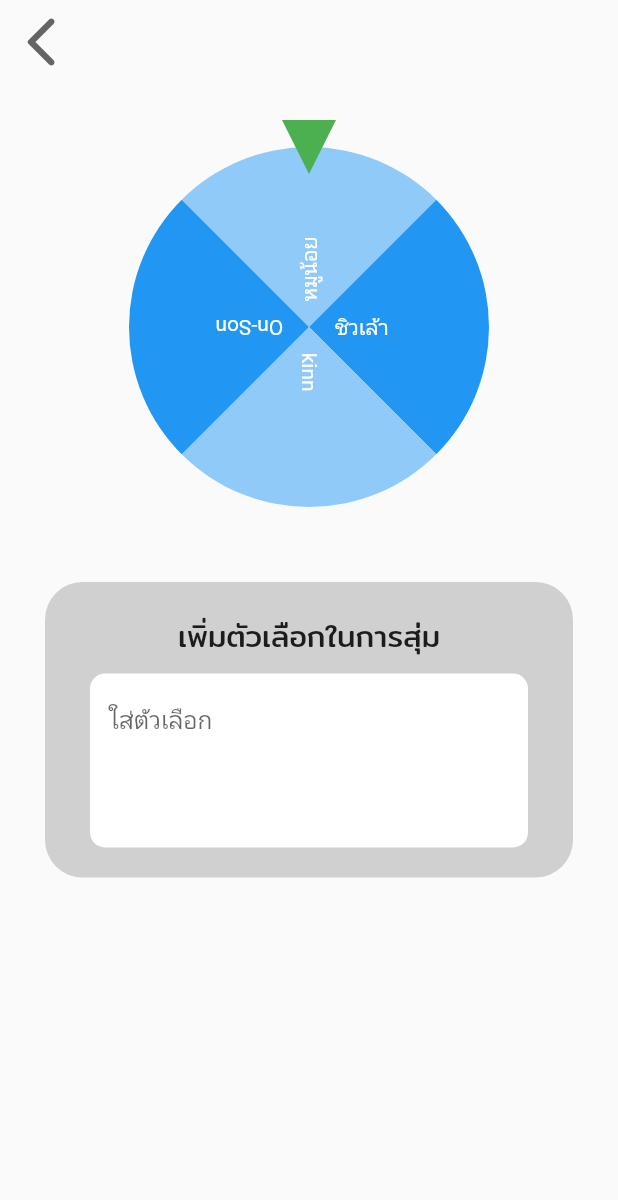
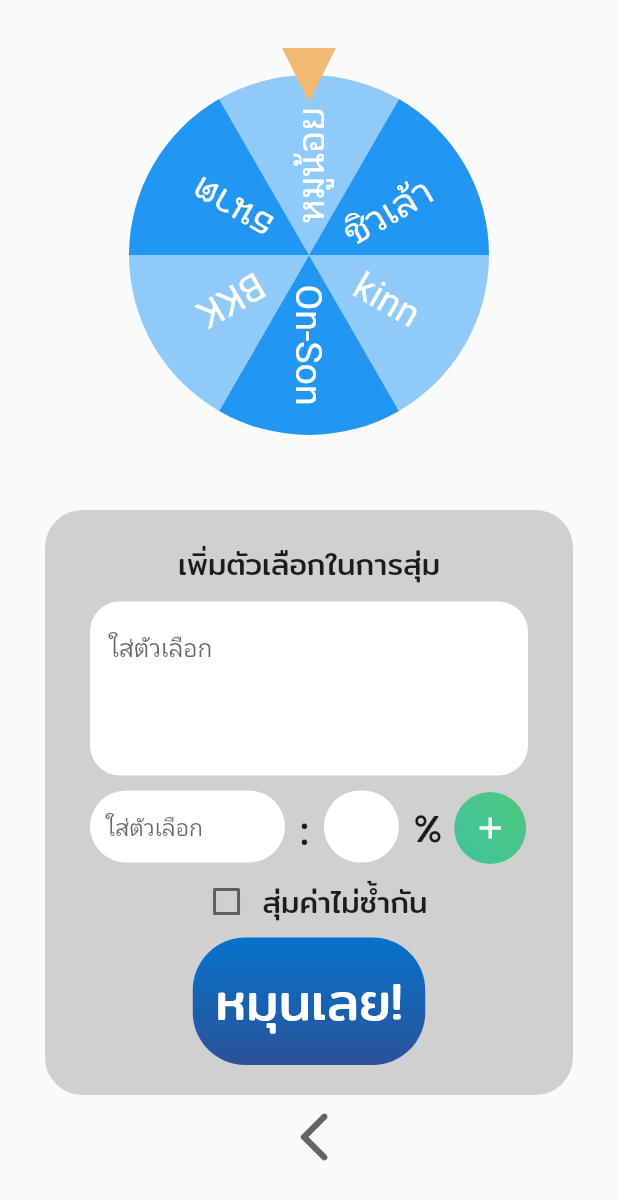
Before and after one commit to Feelgoodmann/Make-Decisions, a Flutter app: the screen it shows after launch, after a tap on "หมุนวงล้อ", on a phone screen of 412 x 824 dp. Shown: the top 1200 px of the screen. Run offline on Flutter 3.47's test engine with Material 2 defaults, Android fonts, the phone set to English and light mode, and no system bars; drawn by our look-alikes of flutter_fortune_wheel; our stand-ins replace flutter_hooks.

Commit message:
UI SpinPage

```diff
--- /dev/null
+++ b/lib/resources/resources.dart
@@ -0,0 +1,4 @@
+export 'backButton.dart';
+export 'colors.dart';
+export 'rollButton.dart';
+export 'textAndButton.dart';
--- /dev/null
+++ b/lib/resources/rollButton.dart
@@ -0,0 +1,47 @@
+import 'dart:math';
+
+import 'package:flutter/material.dart';
+import 'package:make_decisions/resources/textAndButton.dart';
+
+int roll(int itemCount) {
+  return Random().nextInt(itemCount);
+}
+
+class RollButton extends StatelessWidget {
+  final VoidCallback? onPressed;
+
+  const RollButton({Key? key,this.onPressed}) : super(key: key);
+
+  @override
+  Widget build(BuildContext context) {
+    return Container(
+      decoration: BoxDecoration(
+        gradient: LinearGradient(
+          begin: Alignment.topCenter,
+          end: Alignment.bottomCenter,
+          colors: [
+            Color(0xff0573CE),
+            Color(0xff2A5298),
+          ]
+        ),
+        borderRadius: BorderRadius.circular(35.0),
+      ),
+      child: ElevatedButton(
+        child: const Text("หมุนเลย!",
+          style: TextStyle(
+            fontSize: 35,
+            fontWeight: FontWeight.w400,
+            fontFamily: "Mitr"
+          ),
+        ),
+        onPressed: onPressed,
+        style: ElevatedButton.styleFrom(
+          padding: const EdgeInsets.symmetric(vertical: 15.0, horizontal: 15.0),
+          primary: Colors.transparent,
+          onSurface: Colors.transparent,
+          shadowColor: Colors.transparent,
+        ),
+      ),
+    );
+  }
+}
--- a/lib/resources/textAndButton.dart
+++ b/lib/resources/textAndButton.dart
@@ -17,6 +17,14 @@ Widget normalText(text){
     const TextStyle(fontSize: 20, fontWeight: FontWeight.w400,fontFamily: "Mitr"),
     );
 }
+
+Widget spinText(text, double size){
+  return Text(text,
+  style:
+    TextStyle(fontSize: size, fontWeight: FontWeight.w400,fontFamily: "Mitr"),
+    );
+}
+
 Widget mainMenuButton(String text, String asset, BuildContext context) {
   AssetImage assetImage = AssetImage(asset);
   Image image = Image(image: assetImage, width: 75);
--- a/lib/screens/spin_bilnd.dart
+++ b/lib/screens/spin_bilnd.dart
@@ -2,10 +2,9 @@ import 'dart:async';
 import 'dart:math';
 
 import 'package:flutter/material.dart';
-import 'package:make_decisions/resources/backButton.dart';
-import '/resources/colors.dart';
-import '../resources/textAndButton.dart';
 import 'package:flutter_fortune_wheel/flutter_fortune_wheel.dart';
+import 'package:flutter_hooks/flutter_hooks.dart';
+import '../resources/resources.dart';
 
 class SpinBilndWheel extends StatefulWidget {
   const SpinBilndWheel({Key? key}) : super(key: key);
@@ -15,6 +14,23 @@ class SpinBilndWheel extends StatefulWidget {
 }
 
 class _SpinBilndWheelState extends State<SpinBilndWheel> {
+  StreamController<int> selected = StreamController<int>();
+  final List<String> choices = [
+    "หมูน้อย",
+    "ชิวเล้า",
+    "kinn",
+    "On-Son",
+    "BKK",
+    "ธนาต"
+  ];
+  final bool isAnimating = false;
+  bool? isCheck = false;
+
+  void handleRoll() {
+    selected.add(
+      roll(choices.length),
+    );
+  }
 
   @override
   Widget build(BuildContext context) {
@@ -24,12 +40,35 @@ class _SpinBilndWheelState extends State<SpinBilndWheel> {
           child: SingleChildScrollView(
             child: Column(
               children: [
-                Row(
-                  children: [
-                  specialBackButton()
+                Container(
+                  height: 340.0,
+                  width: 340.0,
+                  padding: EdgeInsets.all(20.0),
+                  child: Expanded(
+                    child: FortuneWheel(
+                      animateFirst: false,
+                      selected: selected.stream,
+                      indicators: const <FortuneIndicator>[
+                        FortuneIndicator(
+                          alignment: Alignment
+                              .topCenter, // <-- changing the position of the indicator
+                          child: TriangleIndicator(
+                            color: Color(
+                                0xFFF0BA75), // <-- changing the color of the indicator
+                          ),
+                        ),
                       ],
+                      items: List.generate(choices.length, (index) {
+                        return FortuneItem(
+                            child: Text(
+                          choices[index],
+                          style: TextStyle(fontSize: 25.0),
+                          textAlign: TextAlign.center,
+                        ));
+                      }),
                     ),
-                SpinningWheel(),
+                  ),
+                ),
                 Container(
                   margin: const EdgeInsets.symmetric(horizontal: 30.0),
                   padding: const EdgeInsets.all(20),
@@ -38,29 +77,31 @@ class _SpinBilndWheelState extends State<SpinBilndWheel> {
                     color: lightgrey,
                   ),
                   child: Column(
-                  children:  <Widget>[
-                    normalText("เพิ่มตัวเลือกในการสุ่ม"),
-                    const SizedBox(height: 10.0),
-                    Container(
-                      padding: const EdgeInsets.only(right: 10.0, left: 10.0),
-                      child: const TextField(
-                        maxLines: 4,
-                        decoration: InputDecoration(
-                          border: OutlineInputBorder(
-                            borderRadius: BorderRadius.all(Radius.circular(10)),
-                            borderSide: BorderSide(
-                              width: 0,
-                              style: BorderStyle.none,
+                    children: [
+                      ChiocesField(),
+                      Row(
+                        mainAxisAlignment: MainAxisAlignment.center,
+                        children: [
+                          Checkbox(
+                              value: isCheck,
+                              activeColor: notgreen,
+                              onChanged: (value) {
+                                setState(() {
+                                  isCheck = value;
+                                });
+                              }),
+                          normalText("สุ่มค่าไม่ซ้ำกัน"),
+                        ],
                       ),
-                          ),
-                          hintText: 'ใส่ตัวเลือก',
-                          fillColor: Colors.white,
-                          filled: true
-                        ),
-                      ),
+                      RollButton(
+                        onPressed: isAnimating ? null : handleRoll,
                       ),
                     ],
                   ),
+                ),
+                Row(
+                  mainAxisAlignment: MainAxisAlignment.center,
+                  children: [specialBackButton()],
                 ),
               ],
             ),
@@ -71,54 +112,136 @@ class _SpinBilndWheelState extends State<SpinBilndWheel> {
   }
 }
 
-class SpinningWheel extends StatefulWidget {
-  const SpinningWheel({Key? key}) : super(key: key);
+Widget ChiocesField() {
+  return Column(
+    children: <Widget>[
+      normalText("เพิ่มตัวเลือกในการสุ่ม"),
+      const SizedBox(height: 10.0),
+      Container(
+        padding: const EdgeInsets.only(right: 10.0, left: 10.0),
+        child: const TextField(
+          maxLines: 4,
+          decoration: InputDecoration(
+              border: OutlineInputBorder(
+                borderRadius: BorderRadius.all(Radius.circular(20)),
+                borderSide: BorderSide(
+                  width: 0,
+                  style: BorderStyle.none,
+                ),
+              ),
+              hintText: 'ใส่ตัวเลือก',
+              fillColor: Colors.white,
+              filled: true),
+        ),
+      ),
+      const SizedBox(height: 10.0),
+      Row(
+        children: [
+          Container(
+            height: 50,
+            width: 140,
+            padding: const EdgeInsets.only(left: 10.0),
+            child: const TextField(
+              maxLines: 1,
+              style: TextStyle(fontSize: 15.0),
+              decoration: InputDecoration(
+                  contentPadding:
+                      EdgeInsets.symmetric(vertical: 10, horizontal: 10),
+                  border: OutlineInputBorder(
+                    borderRadius: BorderRadius.all(Radius.circular(40)),
+                    borderSide: BorderSide(
+                      width: 0,
+                      style: BorderStyle.none,
+                    ),
+                  ),
+                  hintText: 'ใส่ตัวเลือก',
+                  fillColor: Colors.white,
+                  filled: true),
+            ),
+          ),
+          const SizedBox(width: 10.0),
+          spinText(":", 30.0),
+          Container(
+            height: 50,
+            width: 60,
+            padding: const EdgeInsets.only(left: 10.0),
+            child: const TextField(
+              maxLines: 1,
+              decoration: InputDecoration(
+                  contentPadding:
+                      EdgeInsets.symmetric(vertical: 10, horizontal: 10),
+                  border: OutlineInputBorder(
+                    borderRadius: BorderRadius.all(Radius.circular(40)),
+                    borderSide: BorderSide(
+                      width: 0,
+                      style: BorderStyle.none,
+                    ),
+                  ),
+                  fillColor: Colors.white,
+                  filled: true),
+            ),
+          ),
+          const SizedBox(width: 10.0),
+          spinText("%", 25.0),
+          AddButton(),
+        ],
+      ),
+    ],
+  );
+}
+
+class AddButton extends StatefulWidget {
+  const AddButton({Key? key}) : super(key: key);
 
   @override
-  State<SpinningWheel> createState() => _SpinningWheelState();
+  State<AddButton> createState() => _AddButtonState();
 }
 
-class _SpinningWheelState extends State<SpinningWheel> {
-  StreamController<int> selected = StreamController<int>();
-  final List<String> choices = ["หมูน้อย","ชิวเล้า","kinn","On-Son"];
-
-  @override
-  void dispose() {
-    selected.close();
-    super.dispose();
-  }
+class _AddButtonState extends State<AddButton> {
+  int num = 0;
 
   @override
   Widget build(BuildContext context) {
     return Container(
-      height: 340.0,
-      width: 340.0,
-      padding: EdgeInsets.all(20.0),
-      child: GestureDetector(
-        onTap: () {
-          setState(() {
-            selected.add(
-              Fortune.randomInt(0, choices.length),
-            );
-          });
+    decoration: const BoxDecoration(
+      gradient: LinearGradient(
+          begin: Alignment.topRight,
+          end: Alignment.bottomLeft,
+          colors: [
+            Color(0xff50C878),
+            Color(0xff3EC3A4),
+          ]),
+      shape: BoxShape.circle,
+    ),
+    child: ElevatedButton(
+      child: const Icon(Icons.add),
+      onPressed: () {
+        num++;
+        debugPrint("${num}");
       },
-        child: Expanded(
-          child: FortuneWheel(
-          selected: selected.stream,
-          indicators: const <FortuneIndicator>[
-            FortuneIndicator(
-              alignment: Alignment.topCenter, // <-- changing the position of the indicator
-              child: TriangleIndicator(
-                color: Colors.green, // <-- changing the color of the indicator
-              ),
-            ),
-          ],
-            items: List.generate(choices.length, (index) {
-              return FortuneItem(child: Text(choices[index]));
-            }),
-          ),
+      style: ElevatedButton.styleFrom(
+        primary: Colors.transparent,
+        onSurface: Colors.transparent,
+        shadowColor: Colors.transparent,
+        disabledBackgroundColor: Colors.transparent,
       ),
     ),
   );
   }
 }
+/*
+const TextField(
+        maxLines: 1,
+        decoration: InputDecoration(
+          border: OutlineInputBorder(
+            borderRadius: BorderRadius.all(Radius.circular(40)),
+            borderSide: BorderSide(
+              width: 0,
+              style: BorderStyle.none,
+            ),
+          ),
+          hintText: 'ใส่ตัวเลือก',
+          fillColor: Colors.white,
+          filled: true),
+        ),
+*/
```
Lines whose indentation alone changed are shown as unchanged.
